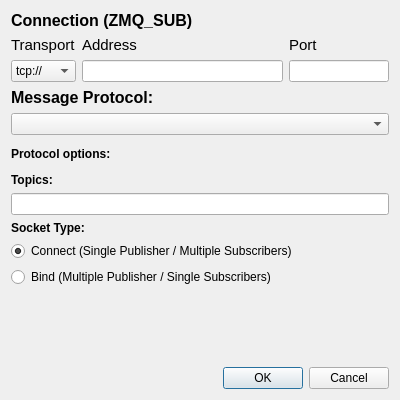
Old version of the form plotjuggler_plugins/DataStreamZMQ/datastream_zmq.ui in the repository facontidavide/PlotJuggler.
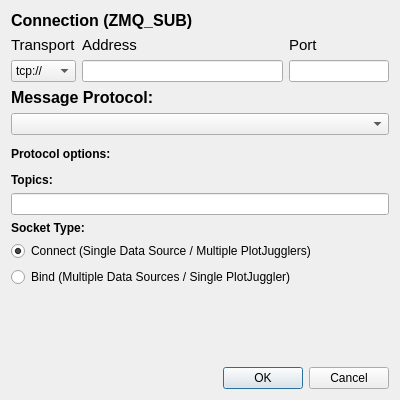
New version of the form.

Commit message: Updated radio button blurbs

```diff
--- a/plotjuggler_plugins/DataStreamZMQ/datastream_zmq.ui
+++ b/plotjuggler_plugins/DataStreamZMQ/datastream_zmq.ui
@@ -182,7 +182,7 @@
         <enum>Qt::NoFocus</enum>
       </property>
       <property name="text">
-        <string>Connect (Single Publisher / Multiple Subscribers)</string>
+        <string>Connect (Single Data Source / Multiple PlotJugglers)</string>
       </property>
       <property name="checked">
         <bool>true</bool>
@@ -195,7 +195,7 @@
         <enum>Qt::NoFocus</enum>
       </property>
       <property name="text">
-        <string>Bind (Multiple Publisher / Single Subscribers)</string>
+        <string>Bind (Multiple Data Sources / Single PlotJuggler)</string>
       </property>
     </widget>
    </item>
```
